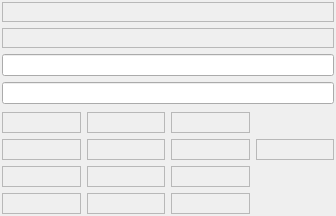
lucasw/rqt_tf_echo, file rqt_tf_echo/resource/tf_echo.ui: the form before one commit.
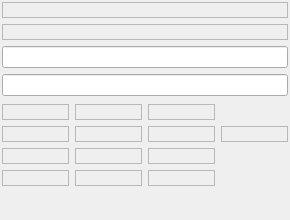
The form after the commit.

Commit message: Show/hide the quaternion, next do the same for all the other ui items

What changed in the file:
```diff
--- a/rqt_tf_echo/resource/tf_echo.ui
+++ b/rqt_tf_echo/resource/tf_echo.ui
@@ -6,8 +6,8 @@
    <rect>
     <x>0</x>
     <y>0</y>
-    <width>336</width>
-    <height>216</height>
+    <width>290</width>
+    <height>220</height>
    </rect>
   </property>
   <property name="windowTitle">
@@ -269,6 +269,19 @@
        </item>
       </layout>
      </item>
+     <item>
+      <spacer name="verticalSpacer">
+       <property name="orientation">
+        <enum>Qt::Vertical</enum>
+       </property>
+       <property name="sizeHint" stdset="0">
+        <size>
+         <width>20</width>
+         <height>40</height>
+        </size>
+       </property>
+      </spacer>
+     </item>
     </layout>
    </item>
   </layout>
```
The commit also changes 1 other file.
